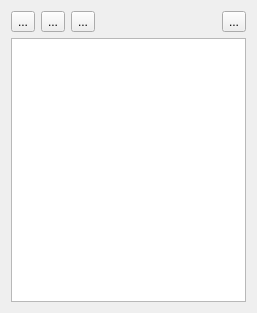
Before: the Qt Designer form src/Gui/TaskView/TaskSelectLinkProperty.ui in southseact-3d/fcd, drawn with Qt 5.
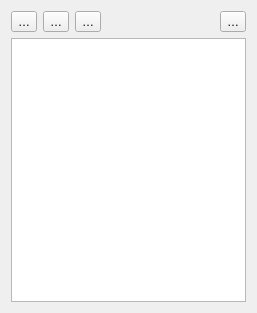
After: the same form once the commit is applied.

Diff of the .ui file:
```diff
--- a/src/Gui/TaskView/TaskSelectLinkProperty.ui
+++ b/src/Gui/TaskView/TaskSelectLinkProperty.ui
@@ -19,21 +19,21 @@
      <item>
       <widget class="QToolButton" name="Remove">
        <property name="text">
-        <string notr="true">...</string>
+        <string notr="true">…</string>
        </property>
       </widget>
      </item>
      <item>
       <widget class="QToolButton" name="Add">
        <property name="text">
-        <string notr="true">...</string>
+        <string notr="true">…</string>
        </property>
       </widget>
      </item>
      <item>
       <widget class="QToolButton" name="Invert">
        <property name="text">
-        <string notr="true">...</string>
+        <string notr="true">…</string>
        </property>
       </widget>
      </item>
@@ -53,7 +53,7 @@
      <item>
       <widget class="QToolButton" name="Help">
        <property name="text">
-        <string notr="true">...</string>
+        <string notr="true">…</string>
        </property>
       </widget>
      </item>
```
